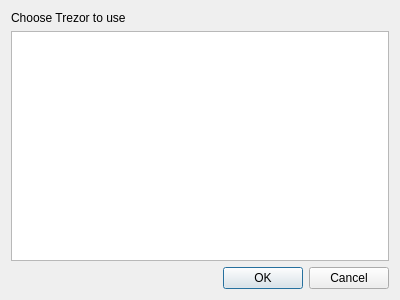
8go/TrezorPass, file trezor_chooser_dialog.ui: the form before one commit.
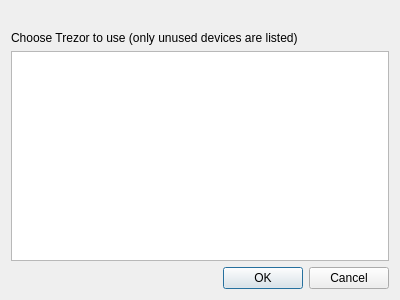
The form after the commit. Icons and pictures are not drawn.

Diff of the .ui file:
```diff
--- a/trezor_chooser_dialog.ui
+++ b/trezor_chooser_dialog.ui
@@ -10,10 +10,16 @@
     <height>300</height>
    </rect>
   </property>
+  <property name="minimumSize">
+   <size>
+    <width>200</width>
+    <height>200</height>
+   </size>
+  </property>
   <property name="maximumSize">
    <size>
     <width>800</width>
-    <height>800</height>
+    <height>600</height>
    </size>
   </property>
   <property name="windowTitle">
@@ -24,10 +30,23 @@
     <normaloff>icons/TrezorPass.svg</normaloff>icons/TrezorPass.svg</iconset>
   </property>
   <layout class="QVBoxLayout" name="verticalLayout">
+   <item>
+    <widget class="QLabel" name="logo">
+     <property name="text">
+      <string/>
+     </property>
+     <property name="pixmap">
+      <pixmap>icons/trezor.38x55.svg</pixmap>
+     </property>
+     <property name="alignment">
+      <set>Qt::AlignCenter</set>
+     </property>
+    </widget>
+   </item>
    <item>
     <widget class="QLabel" name="label">
      <property name="text">
-      <string>Choose Trezor to use</string>
+      <string>Choose Trezor to use (only unused devices are listed)</string>
      </property>
     </widget>
    </item>
```
Left out of the diff: 2 changed lines with no effect on the pictures.
